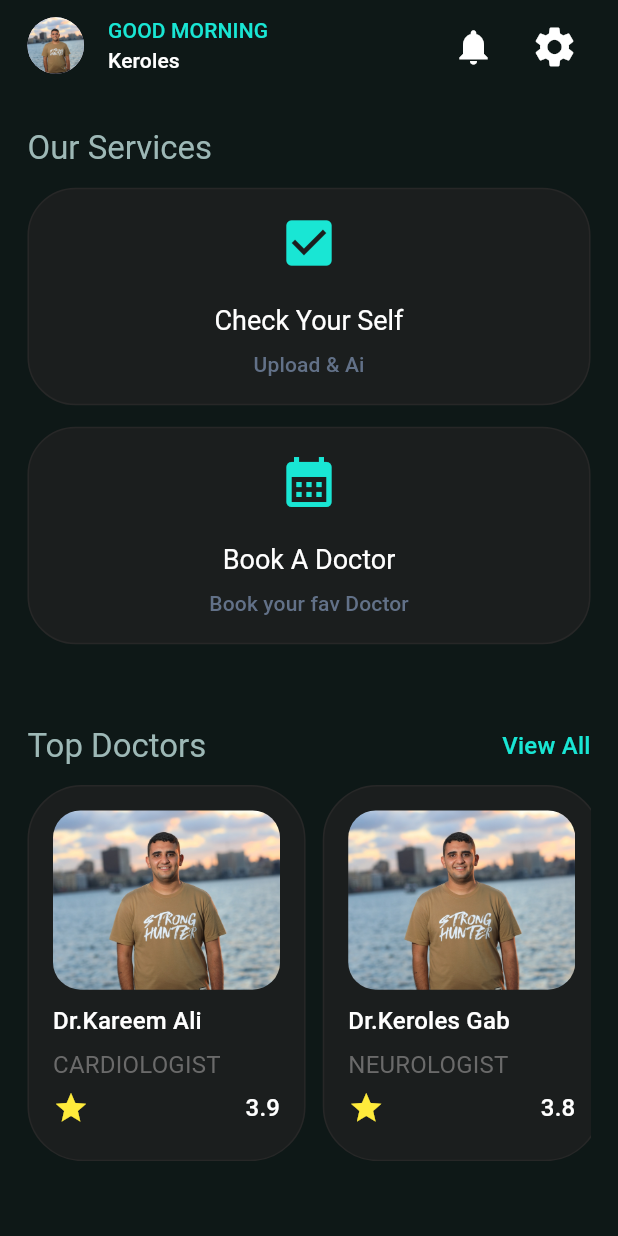
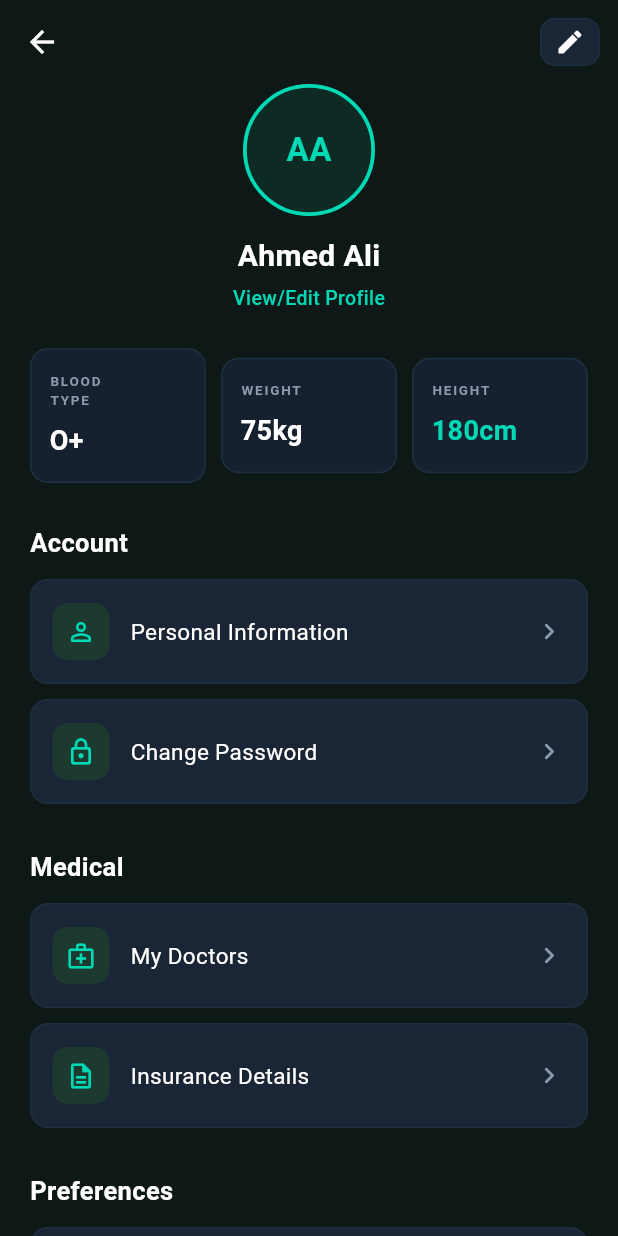
Before and after one commit to SWE-Keroles-Hany/telemedicine-app, a Flutter app: the screen it shows after launch, after a tap on the "settings" icon, on a phone screen of 412 x 824 dp. Run offline on Flutter 3.47's test engine with Material 3 defaults, Android fonts, the phone set to English and light mode, and no system bars; drawn by our look-alikes of toastification; our stand-ins replace dartz, dio, flutter_bloc, flutter_screenutil, get_it, shared_preferences.

Commit message:
user profile ui

```diff
--- a/lib/core/routes/app_routes.dart
+++ b/lib/core/routes/app_routes.dart
@@ -1,5 +1,6 @@
 import 'package:flutter/material.dart';
 import 'package:telemedicine/features/doctors/presentation/screens/doctor_profile_screen.dart';
+import 'package:telemedicine/features/settings/presentation/screens/user_profile.dart';
 
 import '../../features/auth/presentation/screens/login_screen.dart';
 import '../../features/auth/presentation/screens/signup_screen.dart';
@@ -12,6 +13,8 @@ class AppRoutes {
     SignUpScreen.routeName: (context) => SignUpScreen(),
     HomeScreen.routeName: (context) => HomeScreen(),
     CheckYourSelfScreen.routeName: (context) => CheckYourSelfScreen(),
+
     DoctorProfileScreen.routeName: (context) => DoctorProfileScreen(),
+    UserProfileScreen.routeName: (context) => UserProfileScreen(),
   };
 }
--- a/lib/core/theme/app_text_styles.dart
+++ b/lib/core/theme/app_text_styles.dart
@@ -66,6 +66,57 @@ class AppTextStyles {
     letterSpacing: 0.8,
   );
 
+  // ── Profile screen additions ──────────────────────────────────────
+
+  static TextStyle get s22bold => const TextStyle(
+    color: ColorManager.white,
+    fontSize: 22,
+    fontWeight: FontWeight.bold,
+  );
+
+  static TextStyle get s18bold => const TextStyle(
+    color: ColorManager.white,
+    fontSize: 18,
+    fontWeight: FontWeight.bold,
+  );
+
+  static TextStyle get s18boldTeal => const TextStyle(
+    color: ColorManager.teal,
+    fontSize: 18,
+    fontWeight: FontWeight.bold,
+  );
+
+  static TextStyle get s16medium => const TextStyle(
+    color: ColorManager.white,
+    fontSize: 16,
+    fontWeight: FontWeight.w500,
+  );
+
+  static TextStyle get s15regular => const TextStyle(
+    color: ColorManager.white,
+    fontSize: 15,
+    fontWeight: FontWeight.w400,
+  );
+
+  static TextStyle get s13teal => const TextStyle(
+    color: ColorManager.teal,
+    fontSize: 13,
+    fontWeight: FontWeight.w500,
+  );
+
+  static TextStyle get s9capsLabel => const TextStyle(
+    color: ColorManager.textSecondary,
+    fontSize: 9,
+    fontWeight: FontWeight.w600,
+    letterSpacing: 1.2,
+  );
+
+  static TextStyle get s16logoutRed => const TextStyle(
+    color: ColorManager.logoutText,
+    fontSize: 16,
+    fontWeight: FontWeight.w600,
+  );
+
   // ── State-dependent styles ────────────────────────────────────────
 
   static TextStyle s12medium({required bool selected}) => TextStyle(
--- a/lib/core/theme/color_manger.dart
+++ b/lib/core/theme/color_manger.dart
@@ -43,4 +43,27 @@ class ColorManager {
   // Semantic
   static const Color favorite = Color(0xFFFF5252);
   static const Color snackBarBg = teal;
+
+  // ── Profile screen additions ──────────────────────────────────────
+
+  // Card / section containers
+  static const Color profileCardBg = Color(0xFF1A2535);
+  static const Color profileIconBg = Color(0xFF1C3A30);
+  static const Color profileBorder = Color(0xFF1E3040);
+
+  // Stats
+  static const Color statCardBg = Color(0xFF16202E);
+
+  // Logout
+  static const Color logoutBg = Color(0xFF2A1A1A);
+  static const Color logoutBorder = Color(0xFF5A2020);
+  static const Color logoutText = Color(0xFFE05555);
+
+  // Avatar ring
+  static const Color avatarRing = teal;
+  static const Color avatarBg = Color(0xFF0D2A24);
+
+  // Chevron / divider
+  static const Color chevron = textSecondary;
+  static const Color divider = Color(0xFF1E3040);
 }
--- a/lib/features/home/presentation/widgets/home_app_bar.dart
+++ b/lib/features/home/presentation/widgets/home_app_bar.dart
@@ -1,6 +1,8 @@
 import 'package:flutter/material.dart';
 import 'package:flutter_screenutil/flutter_screenutil.dart';
 import 'package:telemedicine/core/theme/color_manger.dart';
+
+import '../../../settings/presentation/screens/user_profile.dart';
 
 class HomeAppBar extends StatelessWidget {
   const HomeAppBar({super.key});
@@ -16,7 +18,9 @@ class HomeAppBar extends StatelessWidget {
         Icon(Icons.notifications, size: 28, color: ColorManager.white),
         SizedBox(width: 16),
         IconButton(
-          onPressed: () {},
+          onPressed: () {
+            Navigator.of(context).pushNamed(UserProfileScreen.routeName);
+          },
           icon: Icon(Icons.settings, size: 28.r, color: ColorManager.white),
         ),
       ],
--- /dev/null
+++ b/lib/features/settings/presentation/screens/user_profile.dart
@@ -0,0 +1,145 @@
+import 'package:flutter/material.dart';
+import 'package:telemedicine/core/theme/app_text_styles.dart';
+import 'package:telemedicine/core/theme/color_manger.dart';
+
+import '../widgets/health_stats_widget.dart';
+import '../widgets/logout_button_widget.dart';
+import '../widgets/profile_app_bar_widget.dart';
+import '../widgets/profile_avatar_widget.dart';
+import '../widgets/profile_menu_item_widget.dart';
+import '../widgets/profile_menu_section_widget.dart';
+
+class UserProfileScreen extends StatelessWidget {
+  static const String routeName = "UserProfileScreen";
+  const UserProfileScreen({super.key});
+
+  @override
+  Widget build(BuildContext context) {
+    return SafeArea(
+      child: Scaffold(
+        appBar: AppBar(
+          backgroundColor: ColorManager.backGroundColor,
+          leading: IconButton(
+            onPressed: () => Navigator.of(context).pop(),
+            icon: Icon(Icons.arrow_back, color: ColorManager.white),
+          ),
+          actionsPadding: EdgeInsets.all(12),
+          actions: [EditProfileIcon()],
+        ),
+        backgroundColor: ColorManager.backGroundColor,
+        body: SingleChildScrollView(
+          padding: const EdgeInsets.symmetric(horizontal: 20),
+          child: Column(
+            crossAxisAlignment: CrossAxisAlignment.start,
+            children: [
+              const Center(
+                child: ProfileAvatarWidget(
+                  name: 'Ahmed Ali',
+                  avatarUrl: '',
+                  onEditTap: _onEditProfile,
+                ),
+              ),
+              const SizedBox(height: 24),
+              const HealthStatsWidget(
+                bloodType: 'O+',
+                weightKg: 75,
+                heightCm: 180,
+              ),
+              const SizedBox(height: 28),
+              ProfileMenuSectionWidget(
+                title: 'Account',
+                items: [
+                  ProfileMenuItemWidget(
+                    icon: Icons.person_outline_rounded,
+                    title: 'Personal Information',
+                    onTap: () {},
+                  ),
+                  ProfileMenuItemWidget(
+                    icon: Icons.lock_outline_rounded,
+                    title: 'Change Password',
+                    onTap: () {},
+                  ),
+                ],
+              ),
+              const SizedBox(height: 20),
+              ProfileMenuSectionWidget(
+                title: 'Medical',
+                items: [
+                  ProfileMenuItemWidget(
+                    icon: Icons.medical_services_outlined,
+                    title: 'My Doctors',
+                    onTap: () {},
+                  ),
+                  ProfileMenuItemWidget(
+                    icon: Icons.description_outlined,
+                    title: 'Insurance Details',
+                    onTap: () {},
+                  ),
+                ],
+              ),
+              const SizedBox(height: 20),
+              ProfileMenuSectionWidget(
+                title: 'Preferences',
+                items: [
+                  ProfileMenuItemWidget(
+                    icon: Icons.notifications_none_rounded,
+                    title: 'Notifications',
+                    onTap: () {},
+                  ),
+                  ProfileMenuItemWidget(
+                    icon: Icons.language_rounded,
+                    title: 'Language',
+                    subtitle: 'English/Arabic',
+                    onTap: () {},
+                  ),
+                ],
+              ),
+              const SizedBox(height: 20),
+              ProfileMenuSectionWidget(
+                title: 'Support',
+                items: [
+                  ProfileMenuItemWidget(
+                    icon: Icons.help_outline_rounded,
+                    title: 'Help Center',
+                    onTap: () {},
+                  ),
+                  ProfileMenuItemWidget(
+                    icon: Icons.verified_user_outlined,
+                    title: 'Privacy Policy',
+                    onTap: () {},
+                  ),
+                ],
+              ),
+              const SizedBox(height: 28),
+              LogoutButtonWidget(onTap: () {}),
+              const SizedBox(height: 32),
+            ],
+          ),
+        ),
+      ),
+    );
+  }
+
+  static void _onEditProfile() {}
+}
+
+class EditProfileIcon extends StatelessWidget {
+  const EditProfileIcon({super.key});
+
+  @override
+  Widget build(BuildContext context) {
+    return GestureDetector(
+      onTap: () {},
+      child: Container(
+        width: 40,
+        height: 40,
+        decoration: BoxDecoration(
+          color: ColorManager.profileCardBg,
+          borderRadius: BorderRadius.circular(10),
+          border: Border.all(color: ColorManager.profileBorder, width: 1),
+        ),
+        child: const Icon(Icons.edit, color: ColorManager.white, size: 20),
+      ),
+    );
+  }
+}
--- /dev/null
+++ b/lib/features/settings/presentation/widgets/health_stats_widget.dart
@@ -0,0 +1,102 @@
+import 'package:flutter/material.dart';
+import 'package:telemedicine/core/theme/color_manger.dart';
+
+import '../../../../core/theme/app_text_styles.dart';
+
+class HealthStatsWidget extends StatelessWidget {
+  final String bloodType;
+  final double weightKg;
+  final double heightCm;
+
+  const HealthStatsWidget({
+    super.key,
+    required this.bloodType,
+    required this.weightKg,
+    required this.heightCm,
+  });
+
+  @override
+  Widget build(BuildContext context) {
+    return Row(
+      children: [
+        _StatCardWidget(
+          label: 'BLOOD\nTYPE',
+          value: bloodType,
+          isAccent: false,
+        ),
+        const SizedBox(width: 10),
+        _StatCardWidget(
+          label: 'WEIGHT',
+          value: '${weightKg.toStringAsFixed(0)}kg',
+          isAccent: false,
+        ),
+        const SizedBox(width: 10),
+        _StatCardWidget(
+          label: 'HEIGHT',
+          value: '${heightCm.toStringAsFixed(0)}cm',
+          isAccent: true,
+        ),
+      ],
+    );
+  }
+}
+
+class _StatCardWidget extends StatelessWidget {
+  final String label;
+  final String value;
+  final bool isAccent;
+
+  const _StatCardWidget({
+    required this.label,
+    required this.value,
+    required this.isAccent,
+  });
+
+  @override
+  Widget build(BuildContext context) {
+    return Expanded(
+      child: Container(
+        padding: const EdgeInsets.symmetric(horizontal: 12, vertical: 14),
+        decoration: BoxDecoration(
+          color: ColorManager.statCardBg,
+          borderRadius: BorderRadius.circular(12),
+          border: Border.all(color: ColorManager.profileBorder, width: 1),
+        ),
+        child: Column(
+          crossAxisAlignment: CrossAxisAlignment.start,
+          children: [
+            _StatLabelWidget(label: label),
+            const SizedBox(height: 8),
+            _StatValueWidget(value: value, isAccent: isAccent),
+          ],
+        ),
+      ),
+    );
+  }
+}
+
+class _StatLabelWidget extends StatelessWidget {
+  final String label;
+
+  const _StatLabelWidget({required this.label});
+
+  @override
+  Widget build(BuildContext context) {
+    return Text(label, style: AppTextStyles.s9capsLabel);
+  }
+}
+
+class _StatValueWidget extends StatelessWidget {
+  final String value;
+  final bool isAccent;
+
+  const _StatValueWidget({required this.value, required this.isAccent});
+
+  @override
+  Widget build(BuildContext context) {
+    return Text(
+      value,
+      style: isAccent ? AppTextStyles.s18boldTeal : AppTextStyles.s18bold,
+    );
+  }
+}
--- /dev/null
+++ b/lib/features/settings/presentation/widgets/logout_button_widget.dart
@@ -0,0 +1,56 @@
+import 'package:flutter/material.dart';
+import 'package:telemedicine/core/theme/color_manger.dart';
+
+import '../../../../core/theme/app_text_styles.dart';
+
+class LogoutButtonWidget extends StatelessWidget {
+  final VoidCallback onTap;
+
+  const LogoutButtonWidget({super.key, required this.onTap});
+
+  @override
+  Widget build(BuildContext context) {
+    return GestureDetector(
+      onTap: onTap,
+      child: Container(
+        width: double.infinity,
+        padding: const EdgeInsets.symmetric(vertical: 16),
+        decoration: BoxDecoration(
+          color: ColorManager.logoutBg,
+          borderRadius: BorderRadius.circular(14),
+          border: Border.all(color: ColorManager.logoutBorder, width: 1),
+        ),
+        child: const Row(
+          mainAxisAlignment: MainAxisAlignment.center,
+          children: [
+            _LogoutIconWidget(),
+            SizedBox(width: 10),
+            _LogoutTextWidget(),
+          ],
+        ),
+      ),
+    );
+  }
+}
+
+class _LogoutIconWidget extends StatelessWidget {
+  const _LogoutIconWidget();
+
+  @override
+  Widget build(BuildContext context) {
+    return const Icon(
+      Icons.logout_rounded,
+      color: ColorManager.logoutText,
+      size: 20,
+    );
+  }
+}
+
+class _LogoutTextWidget extends StatelessWidget {
+  const _LogoutTextWidget();
+
+  @override
+  Widget build(BuildContext context) {
+    return Text('Log Out', style: AppTextStyles.s16logoutRed);
+  }
+}
--- /dev/null
+++ b/lib/features/settings/presentation/widgets/profile_app_bar_widget.dart
@@ -0,0 +1,21 @@
+import 'package:flutter/material.dart';
+import 'package:telemedicine/core/theme/color_manger.dart';
+
+import '../../../../core/theme/app_text_styles.dart';
+
+class ProfileAppBarWidget extends StatelessWidget {
+  final VoidCallback? onSettingsTap;
+
+  const ProfileAppBarWidget({super.key, this.onSettingsTap});
+
+  @override
+  Widget build(BuildContext context) {
+    return Row(
+      mainAxisAlignment: MainAxisAlignment.spaceBetween,
+      children: [
+        Text('Profile', style: AppTextStyles.s22bold),
+
+      ],
+    );
+  }
+}
--- /dev/null
+++ b/lib/features/settings/presentation/widgets/profile_avatar_widget.dart
@@ -0,0 +1,91 @@
+import 'package:flutter/material.dart';
+import 'package:telemedicine/core/theme/color_manger.dart';
+
+import '../../../../core/theme/app_text_styles.dart';
+
+class ProfileAvatarWidget extends StatelessWidget {
+  final String name;
+  final String? avatarUrl;
+  final VoidCallback? onEditTap;
+
+  const ProfileAvatarWidget({
+    super.key,
+    required this.name,
+    this.avatarUrl,
+    this.onEditTap,
+  });
+
+  String get _initials {
+    final parts = name.trim().split(' ');
+    if (parts.length >= 2) return '${parts[0][0]}${parts[1][0]}'.toUpperCase();
+    if (parts[0].isNotEmpty) return parts[0][0].toUpperCase();
+    return '?';
+  }
+
+  @override
+  Widget build(BuildContext context) {
+    return Column(
+      children: [
+        _ProfileAvatarCircle(initials: _initials, avatarUrl: avatarUrl),
+        const SizedBox(height: 12),
+        Text(name, style: AppTextStyles.s20bold),
+        const SizedBox(height: 4),
+        GestureDetector(
+          onTap: onEditTap,
+          child: Text('View/Edit Profile', style: AppTextStyles.s13teal),
+        ),
+      ],
+    );
+  }
+}
+
+class _ProfileAvatarCircle extends StatelessWidget {
+  final String initials;
+  final String? avatarUrl;
+
+  const _ProfileAvatarCircle({required this.initials, this.avatarUrl});
+
+  @override
+  Widget build(BuildContext context) {
+    return Container(
+      width: 88,
+      height: 88,
+      decoration: BoxDecoration(
+        shape: BoxShape.circle,
+        color: ColorManager.avatarBg,
+        border: Border.all(color: ColorManager.avatarRing, width: 2.5),
+      ),
+      child: _buildContent(),
+    );
+  }
+
+  Widget _buildContent() {
+    final hasImage = avatarUrl != null && avatarUrl!.isNotEmpty;
+    if (hasImage) {
+      return ClipOval(
+        child: Image.network(
+          avatarUrl!,
+          fit: BoxFit.cover,
+          errorBuilder: (_, _, _) => _ProfileAvatarInitials(initials: initials),
+        ),
+      );
+    }
+    return _ProfileAvatarInitials(initials: initials);
+  }
+}
+
+class _ProfileAvatarInitials extends StatelessWidget {
+  final String initials;
+
+  const _ProfileAvatarInitials({required this.initials});
+
+  @override
+  Widget build(BuildContext context) {
+    return Center(
+      child: Text(
+        initials,
+        style: AppTextStyles.s22bold.copyWith(color: ColorManager.teal),
+      ),
+    );
+  }
+}
--- /dev/null
+++ b/lib/features/settings/presentation/widgets/profile_menu_item_widget.dart
@@ -0,0 +1,97 @@
+import 'package:flutter/material.dart';
+import 'package:telemedicine/core/theme/color_manger.dart';
+
+import '../../../../core/theme/app_text_styles.dart';
+
+class ProfileMenuItemWidget extends StatelessWidget {
+  final IconData icon;
+  final String title;
+  final String? subtitle;
+  final VoidCallback onTap;
+
+  const ProfileMenuItemWidget({
+    super.key,
+    required this.icon,
+    required this.title,
+    this.subtitle,
+    required this.onTap,
+  });
+
+  @override
+  Widget build(BuildContext context) {
+    return GestureDetector(
+      onTap: onTap,
+      behavior: HitTestBehavior.opaque,
+      child: Container(
+        padding: const EdgeInsets.symmetric(horizontal: 14, vertical: 15),
+        decoration: BoxDecoration(
+          color: ColorManager.profileCardBg,
+          borderRadius: BorderRadius.circular(12),
+          border: Border.all(color: ColorManager.profileBorder, width: 1),
+        ),
+        child: Row(
+          children: [
+            _MenuIconWidget(icon: icon),
+            const SizedBox(width: 14),
+            Expanded(
+              child: _MenuLabelWidget(title: title, subtitle: subtitle),
+            ),
+            const _MenuChevronWidget(),
+          ],
+        ),
+      ),
+    );
+  }
+}
+
+class _MenuIconWidget extends StatelessWidget {
+  final IconData icon;
+
+  const _MenuIconWidget({required this.icon});
+
+  @override
+  Widget build(BuildContext context) {
+    return Container(
+      width: 38,
+      height: 38,
+      decoration: BoxDecoration(
+        color: ColorManager.profileIconBg,
+        borderRadius: BorderRadius.circular(10),
+      ),
+      child: Icon(icon, color: ColorManager.teal, size: 20),
+    );
+  }
+}
+
+class _MenuLabelWidget extends StatelessWidget {
+  final String title;
+  final String? subtitle;
+
+  const _MenuLabelWidget({required this.title, this.subtitle});
+
+  @override
+  Widget build(BuildContext context) {
+    if (subtitle != null) {
+      return Row(
+        children: [
+          Text(title, style: AppTextStyles.s15regular),
+          Text(subtitle!, style: AppTextStyles.s14regular),
+        ],
+      );
+    }
+    return Text(title, style: AppTextStyles.s15regular);
+  }
+}
+
+class _MenuChevronWidget extends StatelessWidget {
+  const _MenuChevronWidget();
+
+  @override
+  Widget build(BuildContext context) {
+    return const Icon(
+      Icons.chevron_right_rounded,
+      color: ColorManager.chevron,
+      size: 22,
+    );
+  }
+}
--- /dev/null
+++ b/lib/features/settings/presentation/widgets/profile_menu_section_widget.dart
@@ -0,0 +1,57 @@
+import 'package:flutter/material.dart';
+
+import '../../../../core/theme/app_text_styles.dart';
+
+class ProfileMenuSectionWidget extends StatelessWidget {
+  final String title;
+  final List<Widget> items;
+
+  const ProfileMenuSectionWidget({
+    super.key,
+    required this.title,
+    required this.items,
+  });
+
+  @override
+  Widget build(BuildContext context) {
+    return Column(
+      crossAxisAlignment: CrossAxisAlignment.start,
+      children: [
+        _SectionTitleWidget(title: title),
+        const SizedBox(height: 12),
+        _SectionItemsWidget(items: items),
+      ],
+    );
+  }
+}
+
+class _SectionTitleWidget extends StatelessWidget {
+  final String title;
+
+  const _SectionTitleWidget({required this.title});
+
+  @override
+  Widget build(BuildContext context) {
+    return Text(title, style: AppTextStyles.s17bold);
+  }
+}
+
+class _SectionItemsWidget extends StatelessWidget {
+  final List<Widget> items;
+
+  const _SectionItemsWidget({required this.items});
+
+  @override
+  Widget build(BuildContext context) {
+    return Column(
+      children: items
+          .map(
+            (item) => Padding(
+              padding: const EdgeInsets.only(bottom: 10),
+              child: item,
+            ),
+          )
+          .toList(),
+    );
+  }
+}
--- a/lib/main.dart
+++ b/lib/main.dart
@@ -7,6 +7,7 @@ import 'package:telemedicine/features/auth/presentation/cubit/auth_cubit.dart';
 import 'package:telemedicine/features/auth/presentation/screens/login_screen.dart';
 import 'package:telemedicine/core/si/service_locator.dart';
 import 'package:telemedicine/features/home/presentation/screens/home_screen.dart';
+import 'package:telemedicine/features/settings/presentation/screens/user_profile.dart';
 import 'package:toastification/toastification.dart';
 
 import 'features/doctors/presentation/screens/doctor_profile_screen.dart';
```
